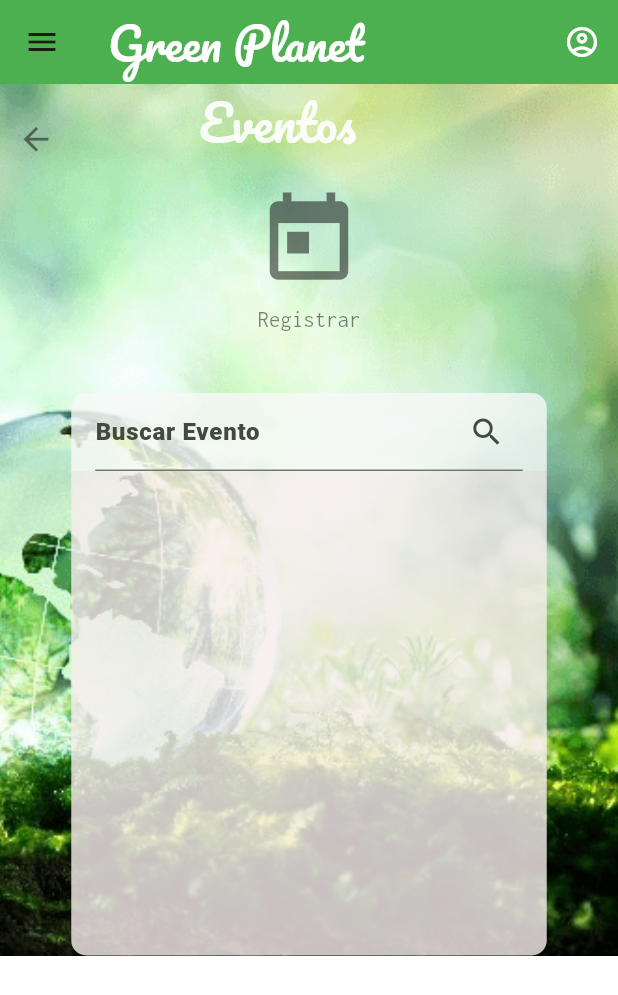
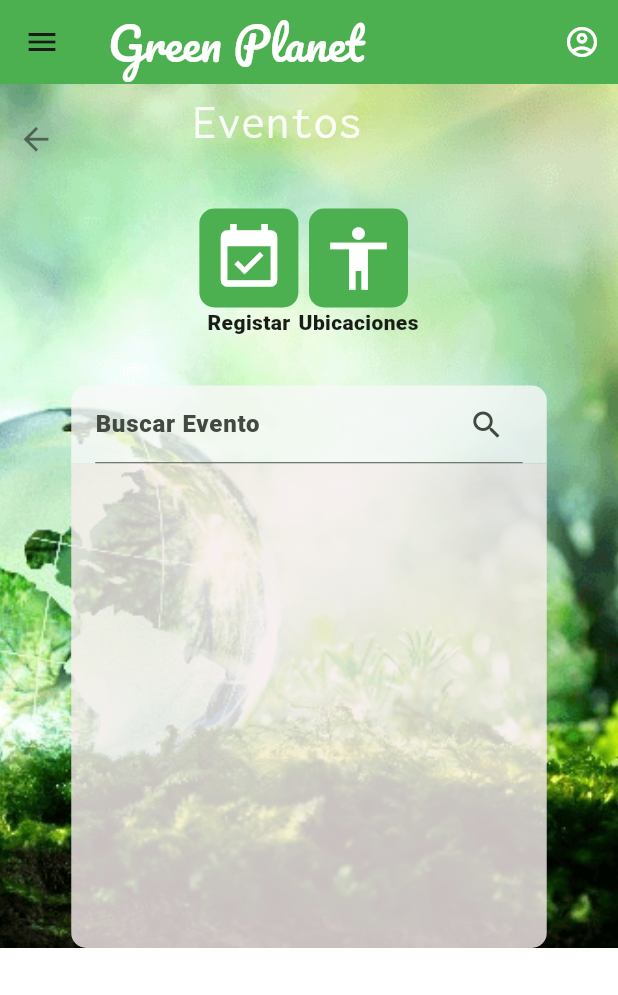
Before and after one commit to MarcelaM18/Aplicacion_Movil2, a Flutter app: the HomeEventos screen opened directly, on a phone screen of 412 x 824 dp. Shown: the top 995 px of the screen. Run offline on Flutter 3.47's test engine with Material 2 defaults, Android fonts, the light colour scheme and no system bars; our stand-ins replace carousel_slider, image_picker.

Commit message:
commit mevoyamorir

```diff
--- a/lib/presentation/screens/second_page.dart
+++ b/lib/presentation/screens/second_page.dart
@@ -1,5 +1,6 @@
 import 'package:flutter/material.dart';
 import 'package:navegacion/presentation/screens/event_registration.dart';
+import 'package:navegacion/presentation/screens/third_page.dart';
 import 'package:navegacion/presentation/widgets/menu_appbar.dart';
 import 'package:navegacion/presentation/widgets/menu_drawer.dart';
 
@@ -29,40 +30,43 @@ class _HomeEventosState extends State<HomeEventos> {
   Widget build(BuildContext context) {
     return Scaffold(
       appBar: const MenuAppbar(),
-      drawer: NavegationDrawer(),
+      drawer: const  NavegationDrawer(),
       backgroundColor: Colors.transparent,
       body: SingleChildScrollView(
-        child: Stack(
+        child:
+      Stack(
         children: [
           // Background Image
           Positioned.fill(
             child: Image.asset(
               'assets/img/fondohome2.png',
               fit: BoxFit.cover,
+              // color: Color.fromARGB(66, 128, 125, 125),
+              // colorBlendMode: BlendMode.modulate,
             ),
           ),
           Column(
             children: [
-                SizedBox(height: 13),
+            const  SizedBox(height: 13),
               Row(
                 children: [
                   Column(
+                   // mainAxisAlignment: MainAxisAlignment.spaceBetween,
                     children: [
                       Container(
-                          child: IconButton(
-                            onPressed: () {
+                        // width: 27,
+                        // height: 17,
+                        child: IconButton(onPressed: (){
                           Navigator.of(context).pop();
-                            },
-                            icon: Icon(
+                        }, icon: const  Icon(
                           Icons.arrow_back,
                           color: Color.fromARGB(137, 17, 17, 17),
                           size: 25,
-                            ),
-                          ),
+                        ),)
                       ),
                     ],
                   ),
-                    Row(
+                const  Row(
                     mainAxisAlignment: MainAxisAlignment.center,
                     children: [
                       SizedBox(
@@ -74,7 +78,7 @@ class _HomeEventosState extends State<HomeEventos> {
                           style: TextStyle(
                             color: Color.fromARGB(230, 255, 255, 255),
                             fontSize: 32,
-                              fontFamily: 'Pacifico',
+                            fontFamily: 'Inconsolata',
                             fontWeight: FontWeight.w400,
                             height: 0.62,
                             letterSpacing: 0.10,
@@ -85,12 +89,18 @@ class _HomeEventosState extends State<HomeEventos> {
                   ),
                 ],
               ),
+      const SizedBox(height: 15),
+                Row(
+                  mainAxisAlignment: MainAxisAlignment.center,
+                  children: [
+                    Column(
+                      children: [
                         Container(
-                  width: 120,
-                  height: 120,
-                  child: Column(
-                    children: [
-                      IconButton(
+                          decoration: BoxDecoration(
+                            color: Colors.green,
+                            borderRadius: BorderRadius.circular(10),
+                          ),
+                          child: IconButton(
                             onPressed: () {
                               Navigator.push(
                                 context,
@@ -99,29 +109,54 @@ class _HomeEventosState extends State<HomeEventos> {
                                 ),
                               );
                             },
-                        icon: Icon(Icons.today,
-                            size: 70, color: Color.fromARGB(137, 17, 17, 17)),
+                            icon: const Icon(
+                              Icons.event_available,
+                              size: 50,
+                              color: Color.fromARGB(255, 255, 255, 255),
                             ),
-                      Text(
-                        'Registrar ',
-                        textAlign: TextAlign.center,
-                        style: TextStyle(
-                          color: Color.fromARGB(137, 17, 17, 17),
-                          fontSize: 15,
-                          fontFamily: 'Inconsolata',
-                          fontWeight: FontWeight.w400,
-                          height: 1.33,
-                          letterSpacing: 0.10,
                           ),
+                        ),
+                        const Text('Registar')
+                      ],
+                    ),
+                    const SizedBox(height:30),
+                    Column(
+                      children: [
+                        Container(
+                          decoration: BoxDecoration(
+                            color: Colors.green,
+                            borderRadius: BorderRadius.circular(10),
+                          ),
+                          child: IconButton(
+                            onPressed: () {
+                              Navigator.push(
+                                context,
+                                MaterialPageRoute(
+                                  builder: (context) => const ThirdPage(),
+                                ),
+                              );
+                            },
+                            icon: const Icon(
+                              Icons.accessibility,
+                              size: 50,
+                              color: Color.fromARGB(255, 255, 255, 255),
+                            ),
+                          ),
+                        ),
+                        const Text('Ubicaciones')
+                      ],
+                    ),
+                    const SizedBox(
+                      height: 100,
                     ),
                   ],
                 ),
-                ),
+                //buscar
               Container(
           child: Column(
-                    mainAxisAlignment: MainAxisAlignment.start,
+          //  mainAxisAlignment: MainAxisAlignment.start,
             children: [
-                      SizedBox(
+              const SizedBox(
                 height: 5,
               ),
               Container(
@@ -165,7 +200,7 @@ class _HomeEventosState extends State<HomeEventos> {
               Container(
                   constraints: BoxConstraints(
                     maxWidth: 317,
-                          maxHeight: 323,
+                    maxHeight: 323 ,
                   ),
                   width: 317,
                   decoration: const BoxDecoration(
@@ -288,16 +323,22 @@ class _HomeEventosState extends State<HomeEventos> {
                         );
                       },
                     ),
-                        ),
-                      )
+                  ))
             ],
           ),
         ),
-              ],
-            ),
+        ]),
             ],
           ),
       ),
        );
+
+
+
+
+
+
+
+
   }
 }
```
Also changed, not shown: lib/presentation/screens/event_registration.dart (+22 -27 lines). Lines whose indentation alone changed are shown as unchanged.
